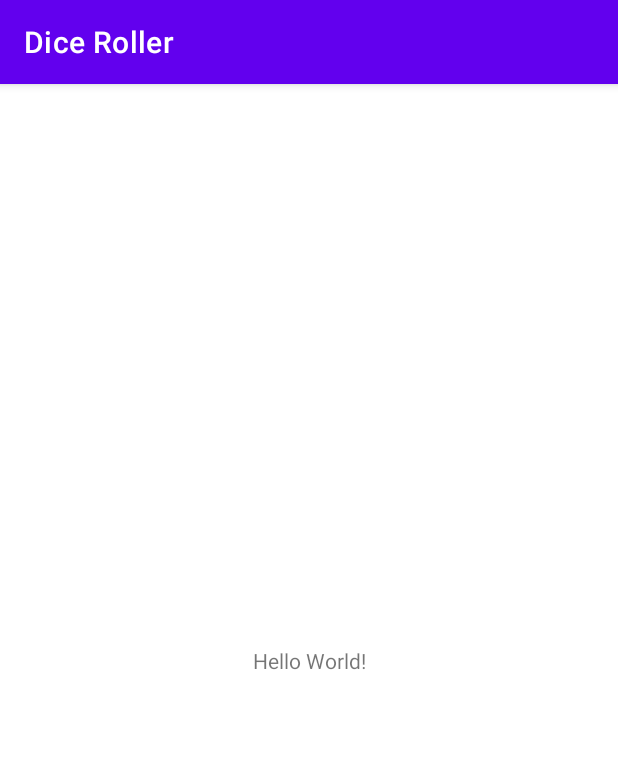
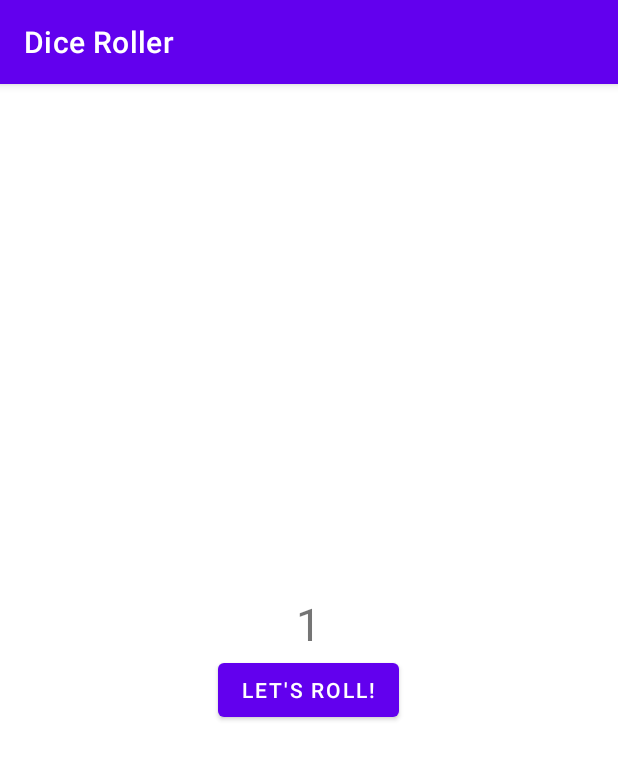
Before and after one commit to augsmachado/android_dice_roller, an Android app: the screen it shows after launch (MainActivity), on a phone screen of 412 x 824 dp. Shown: the top 760 px of the screen. Run offline under Robolectric (Android 15) with nearby library versions, the phone set to English and light mode, and no system bars.

Commit message:
[MainActivity.kt] Add func rollDice and set onCreate method [activity_main.xml] Add rollButton and set TextView resultText

```diff
--- a/dice_roller/app/src/main/java/com/example/diceroller/MainActivity.kt
+++ b/dice_roller/app/src/main/java/com/example/diceroller/MainActivity.kt
@@ -2,10 +2,31 @@ package com.example.diceroller
 
 import androidx.appcompat.app.AppCompatActivity
 import android.os.Bundle
+import android.widget.Button
+import android.widget.TextView
+import java.util.*
 
 class MainActivity : AppCompatActivity() {
+
     override fun onCreate(savedInstanceState: Bundle?) {
         super.onCreate(savedInstanceState)
         setContentView(R.layout.activity_main)
+
+        val rollButton: Button = findViewById(R.id.roll_button)
+        rollButton.text = "Let's roll!"
+
+        rollButton.setOnClickListener() {
+            rollDice()
+        }
     }
+
+    private fun rollDice() {
+        val resultText: TextView = findViewById(R.id.result_Text)
+
+        val randomInt = Random().nextInt(6) + 1
+
+        resultText.text = randomInt.toString()
+
+    }
+
 }
--- a/dice_roller/app/src/main/res/layout/activity_main.xml
+++ b/dice_roller/app/src/main/res/layout/activity_main.xml
@@ -1,18 +1,27 @@
 <?xml version="1.0" encoding="utf-8"?>
-<androidx.constraintlayout.widget.ConstraintLayout xmlns:android="http://schemas.android.com/apk/res/android"
-    xmlns:app="http://schemas.android.com/apk/res-auto"
+<LinearLayout xmlns:android="http://schemas.android.com/apk/res/android"
     xmlns:tools="http://schemas.android.com/tools"
     android:layout_width="match_parent"
-    android:layout_height="match_parent"
+    android:layout_height="wrap_content"
+    android:layout_gravity="center_vertical"
+    android:orientation="vertical"
     tools:context=".MainActivity">
 
     <TextView
+        android:id="@+id/result_Text"
         android:layout_width="wrap_content"
         android:layout_height="wrap_content"
-        android:text="Hello World!"
-        app:layout_constraintBottom_toBottomOf="parent"
-        app:layout_constraintLeft_toLeftOf="parent"
-        app:layout_constraintRight_toRightOf="parent"
-        app:layout_constraintTop_toTopOf="parent" />
+        android:layout_gravity="center_horizontal"
+        android:textSize="30sp"
+        android:text="1"
+        />
 
-</androidx.constraintlayout.widget.ConstraintLayout>
+    <Button
+        android:id="@+id/roll_button"
+        android:layout_width="wrap_content"
+        android:layout_height="wrap_content"
+        android:layout_gravity="center_horizontal"
+        android:text="@string/roll"
+        />
+
+</LinearLayout>
--- a/dice_roller/app/src/main/res/values/strings.xml
+++ b/dice_roller/app/src/main/res/values/strings.xml
@@ -1,3 +1,4 @@
 <resources>
     <string name="app_name">Dice Roller</string>
+    <string name="roll">Roll</string>
 </resources>
```
